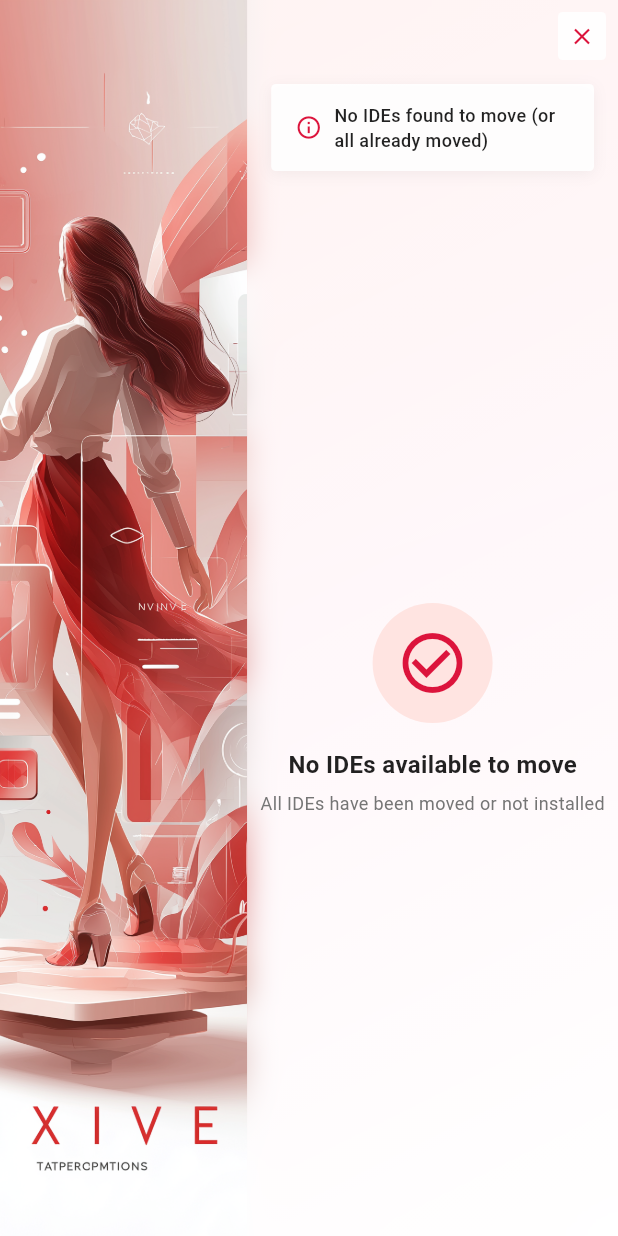
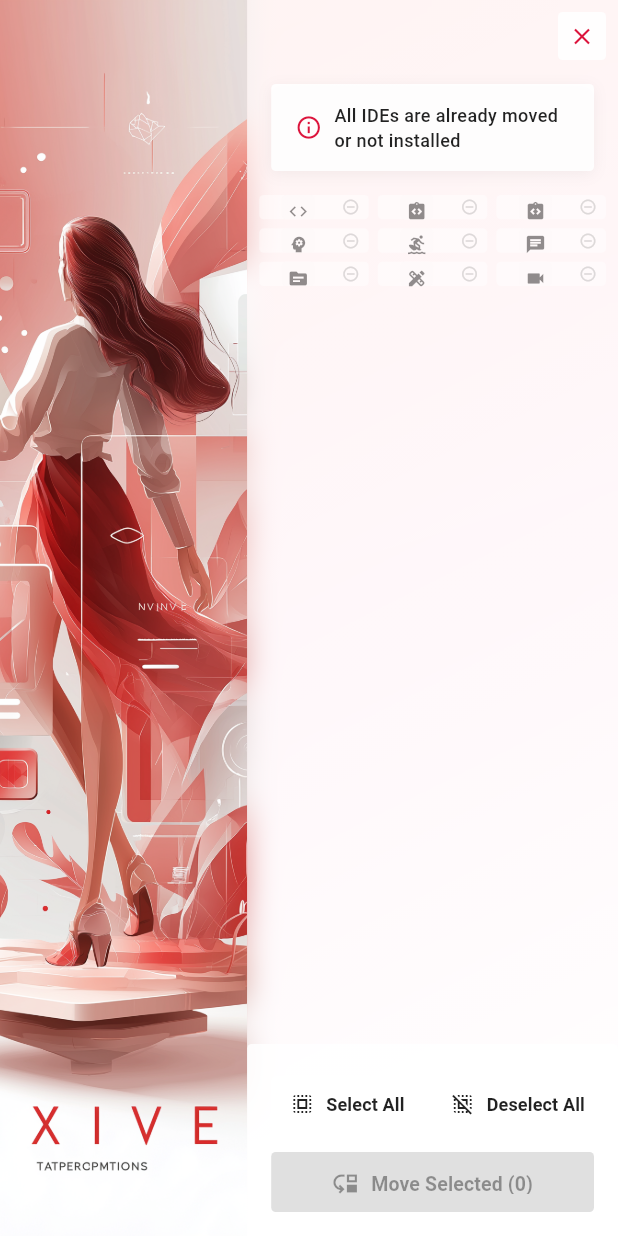
Before and after one commit to ZERO-DAWN-X/ide-faster, a Flutter app: the screen it shows after launch, on a phone screen of 412 x 824 dp. Run offline on Flutter 3.47's test engine with Material 3 defaults, Android fonts, the phone set to English and light mode, and no system bars.

Commit message:
Add IdeStatus enum and update IDE handling in home_screen.dart and ide_service.dart
Introduce IdeStatus enum to represent the state of IDEs (available, notInstalled, alreadyMoved). Update checkAvailableIdes method to set the status of each IDE based on its existence and junction status. Modify home_screen.dart to reflect IDE status in the UI, allowing selection only for available IDEs and updating status messages accordingly.

```diff
--- a/ide_cache_mover/lib/models/ide_model.dart
+++ b/ide_cache_mover/lib/models/ide_model.dart
@@ -1,9 +1,16 @@
+enum IdeStatus {
+  available,      // Exists and can be moved
+  notInstalled,   // Doesn't exist
+  alreadyMoved,   // Already a junction
+}
+
 class IdeModel {
   final String id;
   final String name;
   final String appDataFolderName;
   final String destinationFolderName;
   bool isSelected;
+  IdeStatus status;
 
   IdeModel({
     required this.id,
@@ -11,5 +18,6 @@ class IdeModel {
     required this.appDataFolderName,
     required this.destinationFolderName,
     this.isSelected = false,
+    this.status = IdeStatus.notInstalled,
   });
 }
--- a/ide_cache_mover/lib/screens/home_screen.dart
+++ b/ide_cache_mover/lib/screens/home_screen.dart
@@ -37,9 +37,10 @@ class _HomeScreenState extends State<HomeScreen> {
       setState(() {
         _availableIdes = ides;
         _isLoading = false;
-        _statusMessage = _availableIdes.isEmpty
-            ? 'No IDEs found to move (or all already moved)'
-            : 'Select IDEs to move to D: drive';
+        final availableCount = ides.where((ide) => ide.status == IdeStatus.available).length;
+        _statusMessage = availableCount > 0
+            ? 'Select IDEs to move to D: drive'
+            : 'All IDEs are already moved or not installed';
       });
     } catch (e) {
       setState(() {
@@ -51,14 +52,20 @@ class _HomeScreenState extends State<HomeScreen> {
 
   void _toggleSelection(int index) {
     setState(() {
-      _availableIdes[index].isSelected = !_availableIdes[index].isSelected;
+      final ide = _availableIdes[index];
+      // Only allow selection if IDE is available (not already moved or not installed)
+      if (ide.status == IdeStatus.available) {
+        ide.isSelected = !ide.isSelected;
+      }
     });
   }
 
   void _selectAll() {
     setState(() {
       for (var ide in _availableIdes) {
+        if (ide.status == IdeStatus.available) {
           ide.isSelected = true;
+        }
       }
     });
   }
@@ -456,35 +463,30 @@ class _HomeScreenState extends State<HomeScreen> {
                                           ],
                                         ),
                                       )
-                                    : LayoutBuilder(
-                                        builder: (context, constraints) {
-                                          // Responsive grid: 3 columns for wider screens, 2 for medium, 1 for narrow
-                                          int crossAxisCount = 3;
-                                          if (constraints.maxWidth < 600) {
-                                            crossAxisCount = 2;
-                                          }
-                                          if (constraints.maxWidth < 400) {
-                                            crossAxisCount = 1;
-                                          }
-
-                                          return GridView.builder(
-                                            padding: const EdgeInsets.all(12),
-                                            gridDelegate: SliverGridDelegateWithFixedCrossAxisCount(
-                                              crossAxisCount: crossAxisCount,
-                                              crossAxisSpacing: 8,
-                                              mainAxisSpacing: 8,
-                                              childAspectRatio: 3.5,
+                                    : GridView.builder(
+                                            padding: const EdgeInsets.all(8),
+                                            gridDelegate: const SliverGridDelegateWithFixedCrossAxisCount(
+                                              crossAxisCount: 3,
+                                              crossAxisSpacing: 6,
+                                              mainAxisSpacing: 6,
+                                              childAspectRatio: 4.5,
                                             ),
                                             itemCount: _availableIdes.length,
                                             itemBuilder: (context, index) {
                                               final ide = _availableIdes[index];
+                                              final isAvailable = ide.status == IdeStatus.available;
+                                              final isAlreadyMoved = ide.status == IdeStatus.alreadyMoved;
+                                              final isNotInstalled = ide.status == IdeStatus.notInstalled;
+
                                               return Material(
                                                 color: Colors.transparent,
                                                 child: InkWell(
-                                                  onTap: _isMoving
+                                                  onTap: _isMoving || !isAvailable
                                                       ? null
                                                       : () => _toggleSelection(index),
                                                   borderRadius: BorderRadius.circular(3),
+                                                  child: Opacity(
+                                                    opacity: isAvailable ? 1.0 : 0.5,
                                                     child: Container(
                                                       decoration: BoxDecoration(
                                                         color: (ide.isSelected
@@ -495,23 +497,23 @@ class _HomeScreenState extends State<HomeScreen> {
                                                       child: Row(
                                                         mainAxisSize: MainAxisSize.min,
                                                       children: [
-                                                        const SizedBox(width: 8),
+                                                        const SizedBox(width: 6),
                                                         // Selected indicator
                                                         if (ide.isSelected)
                                                           Container(
-                                                            width: 4,
-                                                            height: 4,
+                                                            width: 3,
+                                                            height: 3,
                                                             decoration: BoxDecoration(
                                                               color: const Color(0xFFDC143C),
                                                               shape: BoxShape.circle,
                                                             ),
                                                           )
                                                         else
-                                                          const SizedBox(width: 4),
-                                                        const SizedBox(width: 8),
+                                                          const SizedBox(width: 3),
+                                                        const SizedBox(width: 6),
                                                         // Icon
                                                         Container(
-                                                          padding: const EdgeInsets.all(6),
+                                                          padding: const EdgeInsets.all(4),
                                                           decoration: BoxDecoration(
                                                             color: ide.isSelected
                                                                 ? const Color(0xFFFF69B4).withOpacity(0.15)
@@ -523,16 +525,16 @@ class _HomeScreenState extends State<HomeScreen> {
                                                             color: ide.isSelected
                                                                 ? const Color(0xFFDC143C)
                                                                 : Colors.black87,
-                                                            size: 16,
+                                                            size: 14,
                                                           ),
                                                         ),
-                                                        const SizedBox(width: 8),
+                                                        const SizedBox(width: 6),
                                                         // Name
                                                         Expanded(
                                                           child: Text(
                                                             ide.name,
                                                             style: TextStyle(
-                                                              fontSize: 12,
+                                                              fontSize: 11,
                                                               fontWeight: FontWeight.w600,
                                                               color: ide.isSelected
                                                                   ? const Color(0xFFDC143C)
@@ -542,13 +544,32 @@ class _HomeScreenState extends State<HomeScreen> {
                                                             overflow: TextOverflow.ellipsis,
                                                           ),
                                                         ),
-                                                        const SizedBox(width: 8),
+                                                        // Status indicator
+                                                        if (isAlreadyMoved)
+                                                          Padding(
+                                                            padding: const EdgeInsets.only(right: 6),
+                                                            child: Icon(
+                                                              Icons.check_circle,
+                                                              size: 12,
+                                                              color: Colors.grey.shade400,
+                                                            ),
+                                                          )
+                                                        else if (isNotInstalled)
+                                                          Padding(
+                                                            padding: const EdgeInsets.only(right: 6),
+                                                            child: Icon(
+                                                              Icons.remove_circle_outline,
+                                                              size: 12,
+                                                              color: Colors.grey.shade400,
+                                                            ),
+                                                          )
+                                                        else
+                                                          const SizedBox(width: 6),
                                                       ],
                                                       ),
                                                     ),
                                                   ),
-                                              );
-                                            },
+                                                ),
                                               );
                                             },
                                           ),
--- a/ide_cache_mover/lib/services/ide_service.dart
+++ b/ide_cache_mover/lib/services/ide_service.dart
@@ -64,30 +64,30 @@ class IdeService {
     ];
   }
 
-  /// Check which IDEs exist and are not already moved
+  /// Check all IDEs and their status (returns all 9 IDEs from batch file)
   static Future<List<IdeModel>> checkAvailableIdes() async {
     final ides = getAvailableIdes();
     final appDataPath = FileOperationService.getAppDataPath();
 
     if (appDataPath.isEmpty) {
-      return [];
+      // Return all IDEs with notInstalled status if we can't get AppData path
+      return ides;
     }
 
-    final availableIdes = <IdeModel>[];
-
+    // Check status for each IDE
     for (final ide in ides) {
       final folderPath = '$appDataPath\\${ide.appDataFolderName}';
       final exists = await FileOperationService.folderExists(folderPath);
 
       if (exists) {
         final isJunction = await FileOperationService.isJunction(folderPath);
-        if (!isJunction) {
-          availableIdes.add(ide);
-        }
+        ide.status = isJunction ? IdeStatus.alreadyMoved : IdeStatus.available;
+      } else {
+        ide.status = IdeStatus.notInstalled;
       }
     }
 
-    return availableIdes;
+    return ides; // Return all IDEs, not just available ones
   }
 
   /// Move selected IDEs
```
Also changed, not shown: 1 other file. Lines whose indentation alone changed are shown as unchanged.
